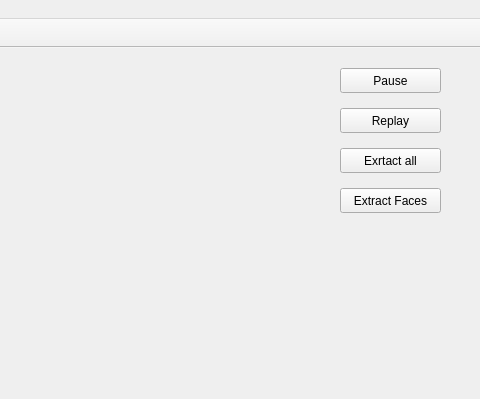
This is mainwindow.ui in RedocDracula/Emotional_Analysis_QT as Qt 5 draws it before an edit; both pictures show x 320 to 800 and y 0 to 399 of the 800 by 600 pixel window. The edited form follows.
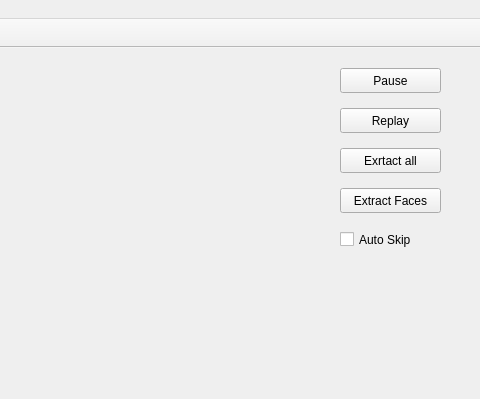
This is the edited form. Custom widgets are drawn as their Qt base class.

Diff of the .ui file:
```diff
--- a/mainwindow.ui
+++ b/mainwindow.ui
@@ -342,6 +342,19 @@
      <string>Extract Faces</string>
     </property>
    </widget>
+   <widget class="QCheckBox" name="autoskip">
+    <property name="geometry">
+     <rect>
+      <x>660</x>
+      <y>180</y>
+      <width>92</width>
+      <height>23</height>
+     </rect>
+    </property>
+    <property name="text">
+     <string>Auto Skip</string>
+    </property>
+   </widget>
    <zorder>layoutWidget</zorder>
    <zorder>semanticBox</zorder>
    <zorder>ageBox</zorder>
```
Left out of the diff: 1 changed line with no effect on the pictures.
